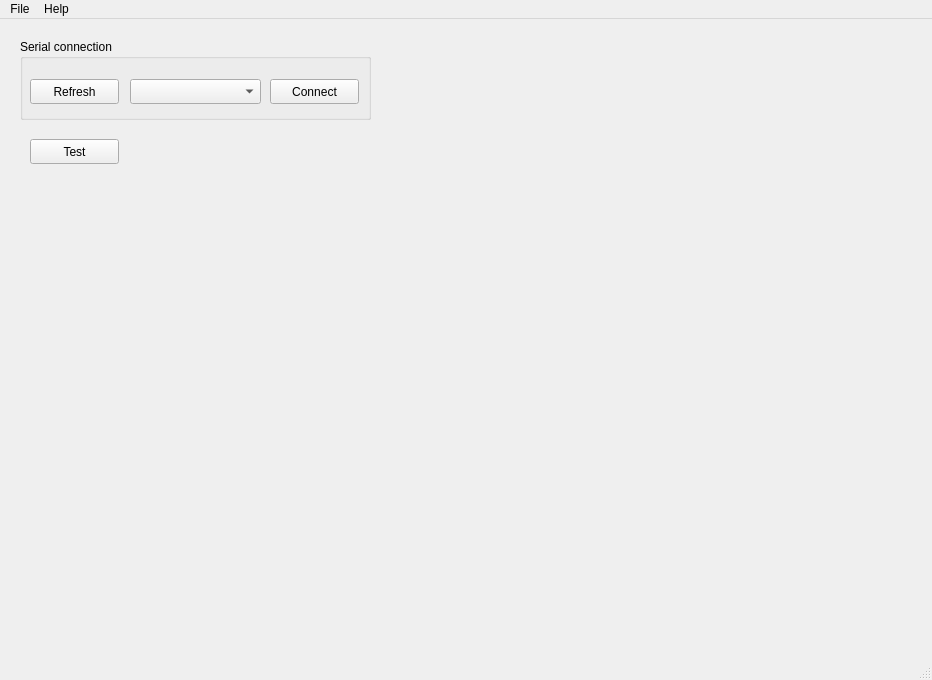
First picture: the form in spvplayer.ui, repository GloriaMechanica/spv_player, before the edit.
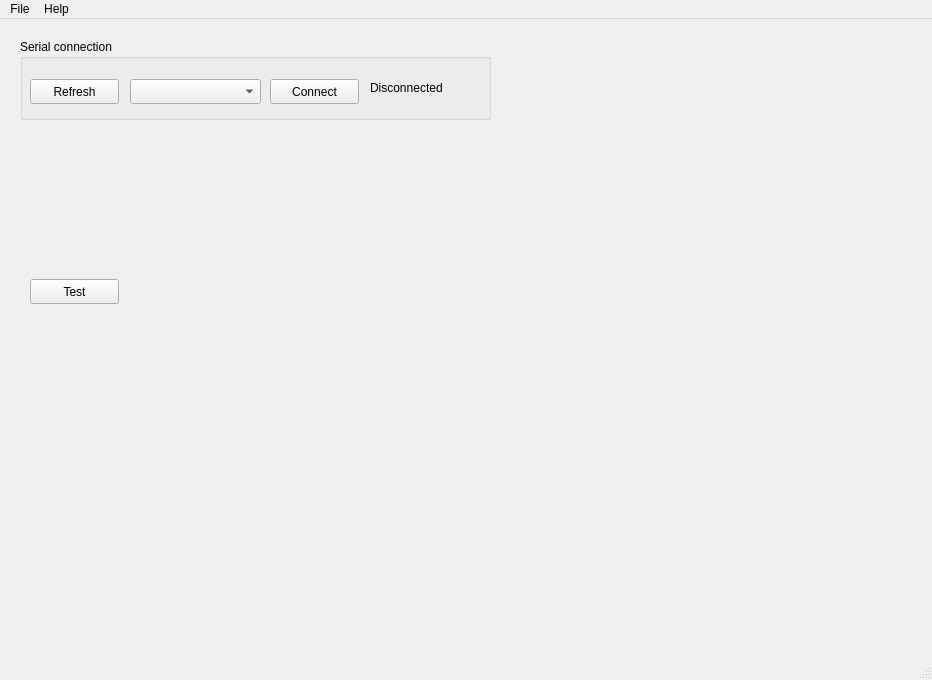
Second picture: the form after the edit.

Patch:
```diff
--- a/spvplayer.ui
+++ b/spvplayer.ui
@@ -19,7 +19,7 @@
      <rect>
       <x>20</x>
       <y>20</y>
-      <width>351</width>
+      <width>471</width>
       <height>81</height>
      </rect>
     </property>
@@ -62,12 +62,25 @@
       <string>Connect</string>
      </property>
     </widget>
+    <widget class="QLabel" name="UartStatusIndicator">
+     <property name="geometry">
+      <rect>
+       <x>350</x>
+       <y>40</y>
+       <width>101</width>
+       <height>17</height>
+      </rect>
+     </property>
+     <property name="text">
+      <string>Disconnected</string>
+     </property>
+    </widget>
    </widget>
    <widget class="QPushButton" name="buttonTest">
     <property name="geometry">
      <rect>
       <x>30</x>
-      <y>120</y>
+      <y>260</y>
       <width>89</width>
       <height>25</height>
      </rect>
```
